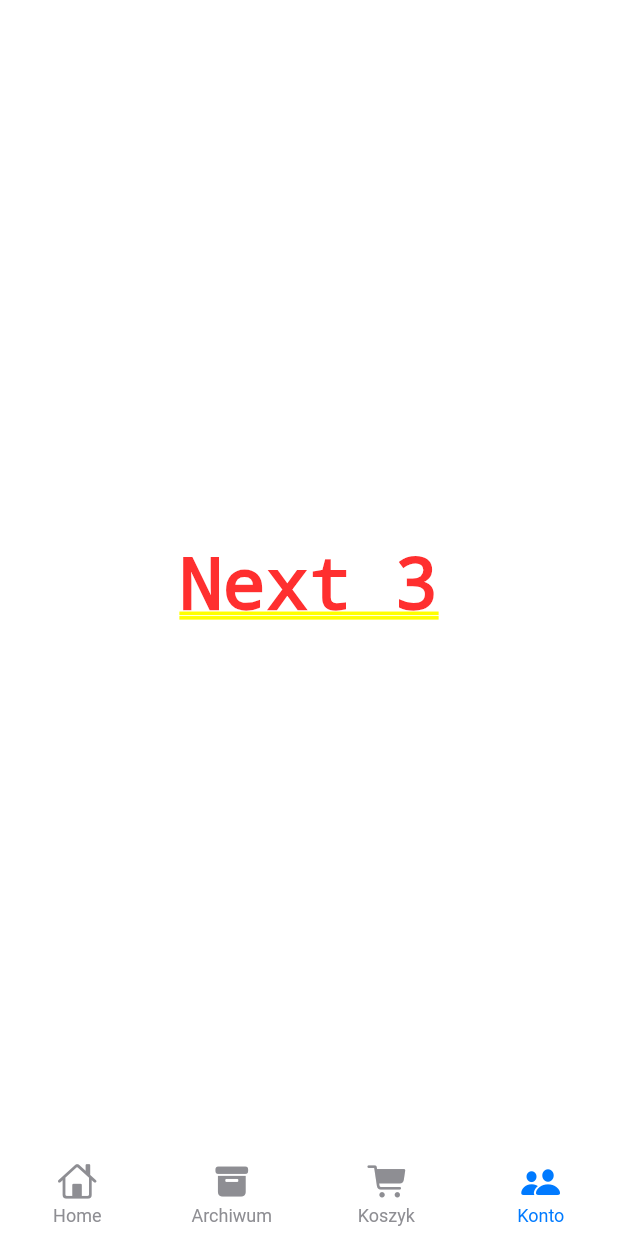
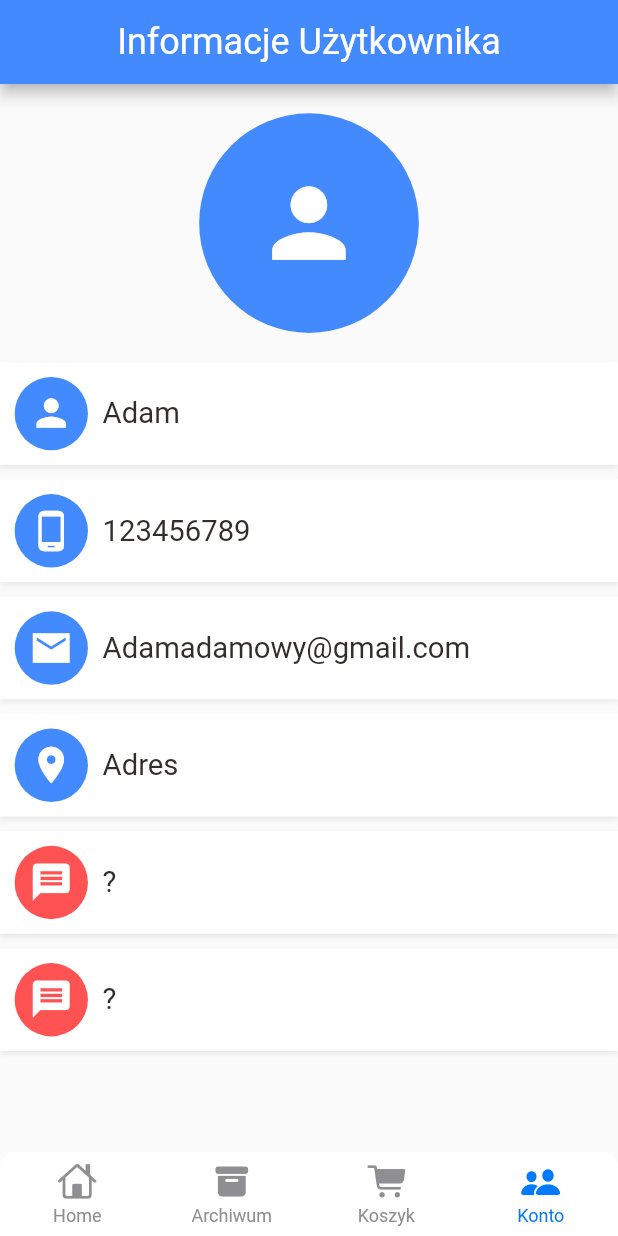
Before and after one commit to Shade644/Breadly-Mobile-App, a Flutter app: the screen it shows after launch, item 4 of the bottom bar chosen, on a phone screen of 412 x 824 dp. Run offline on Flutter 3.47's test engine with Material 2 defaults, Android fonts, the phone set to English and light mode, and no system bars; drawn by our look-alikes of persistent_bottom_nav_bar; our stand-ins replace dots_indicator, get, shared_preferences; network calls fail.

Commit message:
adding refresh indicator Build Person page and sing up page

```diff
--- a/breadly/lib/pages/home/home_page.dart
+++ b/breadly/lib/pages/home/home_page.dart
@@ -1,5 +1,7 @@
+import 'package:breadly/pages/auth/singup_page.dart';
 import 'package:breadly/pages/cart/cart_history.dart';
 import 'package:breadly/pages/home/main_page.dart';
+import 'package:breadly/pages/person/person_page.dart';
 import 'package:flutter/cupertino.dart';
 import 'package:flutter/material.dart';
 import 'package:persistent_bottom_nav_bar/persistent_tab_view.dart';
@@ -30,13 +32,9 @@ class _HomePageState extends State<HomePage> {
   List<Widget> _buildScreens() {
     return [
       MainPage(),
-      Container(
-        child: Center(child: Text("Next")),
-      ),
+      SingUpPage(),
       CartHistory(),
-      Container(
-        child: Center(child: Text("Next 3")),
-      ),
+        PersonPage(),
     ];
   }
 
--- /dev/null
+++ b/breadly/lib/pages/person/person_page.dart
@@ -0,0 +1,117 @@
+import 'package:breadly/utils/dimensions.dart';
+import 'package:breadly/widgets/Big_text.dart';
+import 'package:breadly/widgets/app_icon.dart';
+import 'package:breadly/widgets/person_widge.dart';
+import 'package:flutter/material.dart';
+
+class PersonPage extends StatelessWidget {
+  const PersonPage({super.key});
+
+  @override
+  Widget build(BuildContext context) {
+    return Scaffold(
+      appBar: AppBar(
+        backgroundColor: Colors.blueAccent,
+        title: Center(
+          child: BigText(
+            text: "Informacje Użytkownika",
+            size: 24,
+            color: Colors.white,
+          ),
+        ),
+      ),
+      body: Container(
+        width: double.maxFinite,
+        margin: EdgeInsets.only(top: Dimensions.height20),
+        child: Column(
+          children: [
+            AppIcon(
+              icon: Icons.person,
+              backgroundColor: Colors.blueAccent,
+              iconColor: Colors.white,
+              iconSize: Dimensions.height15 * 5,
+              size: Dimensions.height15 * 10,
+            ),
+            SizedBox(height: Dimensions.height20),
+            Expanded(
+                child: SingleChildScrollView(
+              child: Column(children: [
+                PersonWidget(
+                    appIcon: AppIcon(
+                      icon: Icons.person,
+                      backgroundColor: Colors.blueAccent,
+                      iconColor: Colors.white,
+                      iconSize: Dimensions.height30,
+                      size: Dimensions.height50,
+                    ),
+                    bigText: BigText(
+                      text: "Adam",
+                    )),
+                SizedBox(height: Dimensions.height10),
+                PersonWidget(
+                    appIcon: AppIcon(
+                      icon: Icons.phone_android,
+                      backgroundColor: Colors.blueAccent,
+                      iconColor: Colors.white,
+                      iconSize: Dimensions.height30,
+                      size: Dimensions.height50,
+                    ),
+                    bigText: BigText(
+                      text: "123456789",
+                    )),
+                SizedBox(height: Dimensions.height10),
+                PersonWidget(
+                    appIcon: AppIcon(
+                      icon: Icons.email_sharp,
+                      backgroundColor: Colors.blueAccent,
+                      iconColor: Colors.white,
+                      iconSize: Dimensions.height30,
+                      size: Dimensions.height50,
+                    ),
+                    bigText: BigText(
+                      text: "Adamadamowy@gmail.com",
+                    )),
+                SizedBox(height: Dimensions.height10),
+                PersonWidget(
+                    appIcon: AppIcon(
+                      icon: Icons.location_on,
+                      backgroundColor: Colors.blueAccent,
+                      iconColor: Colors.white,
+                      iconSize: Dimensions.height30,
+                      size: Dimensions.height50,
+                    ),
+                    bigText: BigText(
+                      text: "Adres",
+                    )),
+                SizedBox(height: Dimensions.height10),
+                PersonWidget(
+                    appIcon: AppIcon(
+                      icon: Icons.message,
+                      backgroundColor: Colors.redAccent,
+                      iconColor: Colors.white,
+                      iconSize: Dimensions.height30,
+                      size: Dimensions.height50,
+                    ),
+                    bigText: BigText(
+                      text: "?",
+                    )),
+                SizedBox(height: Dimensions.height10),
+                PersonWidget(
+                    appIcon: AppIcon(
+                      icon: Icons.message,
+                      backgroundColor: Colors.redAccent,
+                      iconColor: Colors.white,
+                      iconSize: Dimensions.height30,
+                      size: Dimensions.height50,
+                    ),
+                    bigText: BigText(
+                      text: "?",
+                    )),
+              ]),
+            ))
+          ],
+        ),
+      ),
+    );
+  }
+}
--- /dev/null
+++ b/breadly/lib/widgets/person_widge.dart
@@ -0,0 +1,40 @@
+import 'package:breadly/utils/dimensions.dart';
+import 'package:breadly/widgets/Big_text.dart';
+import 'package:breadly/widgets/app_icon.dart';
+import 'package:flutter/material.dart';
+
+
+class PersonWidget extends StatelessWidget {
+ AppIcon appIcon;
+ BigText bigText;
+
+ PersonWidget({Key? key, required this.appIcon, required this.bigText}) : super(key: key);
+
+
+  @override
+  Widget build(BuildContext context) {
+    return Container(
+      padding: EdgeInsets.only(
+        left: Dimensions.width20,
+        top: Dimensions.height10,
+        bottom: Dimensions.height10,
+        ),
+        child: Row(
+          children: [
+            appIcon,
+            SizedBox(width: Dimensions.width20),
+            bigText,
+        ],),
+        decoration: BoxDecoration(
+          color: Colors.white,
+          boxShadow: [
+            BoxShadow(
+              blurRadius: 2,
+              offset: Offset(0, 2),
+              color: Colors.grey.withOpacity(0.2)
+            )
+          ]
+        ),
+    );
+  }
+}
```
Also changed, not shown: breadly/lib/pages/auth/singup_page.dart (added, +90 -0 lines), breadly/lib/pages/home/main_page.dart (+11 -2 lines), breadly/lib/widgets/app_text_fild.dart (added, +53 -0 lines).
